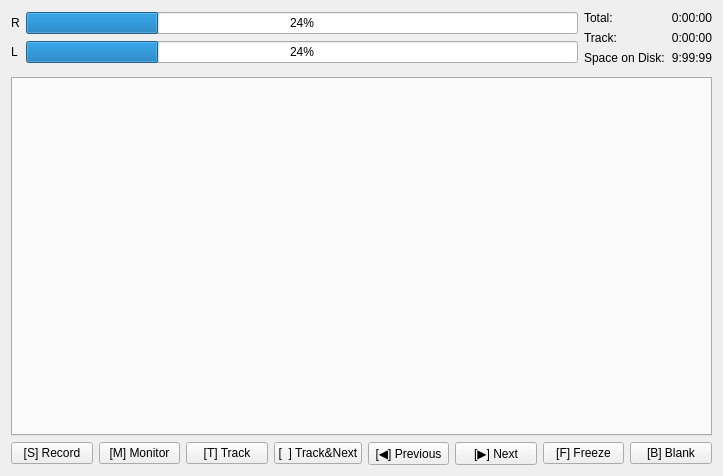
genosse-einhorn/FishyRecorder, file main/mainwindow.ui: the form before one commit.
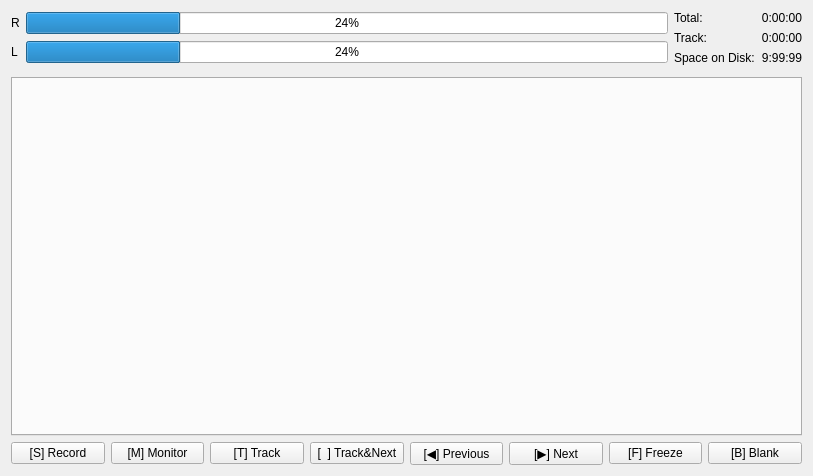
The form after the commit. Custom widgets are drawn as their Qt base class.

Commit message: Implement screen blanking/freezing

Patch:
```diff
--- a/main/mainwindow.ui
+++ b/main/mainwindow.ui
@@ -6,7 +6,7 @@
    <rect>
     <x>0</x>
     <y>0</y>
-    <width>723</width>
+    <width>813</width>
     <height>476</height>
    </rect>
   </property>
@@ -248,6 +248,9 @@
          <property name="shortcut">
           <string>F</string>
          </property>
+         <property name="checkable">
+          <bool>true</bool>
+         </property>
         </widget>
        </item>
       </layout>
```
The commit also changes 6 other files.
